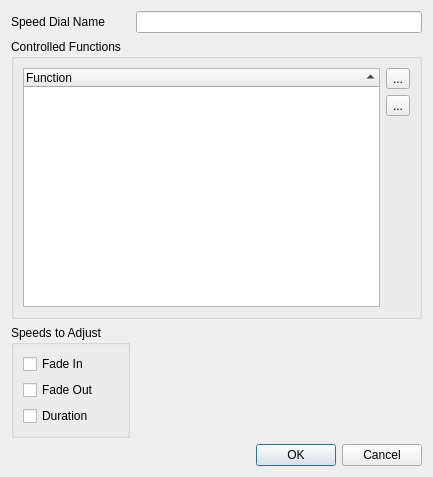
Above: trunk/ui/src/vcspeeddialproperties.ui from Bondzio/qlc before the change. Below: the same form after it.
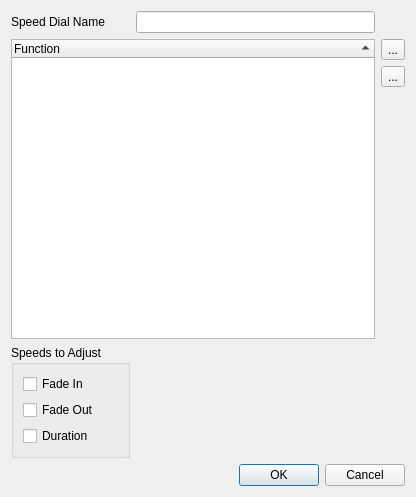
That is the form after the change. Icons and pictures are not drawn.

Commit message: Unified some dialogs' looks

The edit to the form file:
```diff
--- a/trunk/ui/src/vcspeeddialproperties.ui
+++ b/trunk/ui/src/vcspeeddialproperties.ui
@@ -6,14 +6,14 @@
    <rect>
     <x>0</x>
     <y>0</y>
-    <width>433</width>
-    <height>477</height>
+    <width>416</width>
+    <height>497</height>
    </rect>
   </property>
   <property name="windowTitle">
    <string>Speed Dial Properties</string>
   </property>
-  <layout class="QGridLayout" name="gridLayout_2">
+  <layout class="QGridLayout" name="gridLayout">
    <item row="0" column="0">
     <widget class="QLabel" name="label">
      <property name="text">
@@ -22,15 +22,13 @@
     </widget>
    </item>
    <item row="0" column="1">
-    <widget class="QLineEdit" name="m_nameEdit"/>
-   </item>
-   <item row="1" column="0" colspan="2">
-    <widget class="QGroupBox" name="m_functionGroup">
-     <property name="title">
-      <string>Controlled Functions</string>
+    <widget class="QLineEdit" name="m_nameEdit">
+     <property name="toolTip">
+      <string>Title of the dial</string>
      </property>
-     <layout class="QGridLayout" name="gridLayout">
-      <item row="0" column="0" rowspan="3">
+    </widget>
+   </item>
+   <item row="1" column="0" rowspan="3" colspan="2">
        <widget class="QTreeWidget" name="m_tree">
         <property name="alternatingRowColors">
          <bool>true</bool>
@@ -63,7 +61,7 @@
         </column>
        </widget>
       </item>
-      <item row="0" column="1">
+   <item row="1" column="2">
        <widget class="QToolButton" name="m_addButton">
         <property name="text">
          <string>...</string>
@@ -80,7 +78,7 @@
         </property>
        </widget>
       </item>
-      <item row="1" column="1">
+   <item row="2" column="2">
        <widget class="QToolButton" name="m_removeButton">
         <property name="text">
          <string>...</string>
@@ -97,23 +95,20 @@
         </property>
        </widget>
       </item>
-      <item row="2" column="1">
+   <item row="3" column="2">
        <spacer name="verticalSpacer">
         <property name="orientation">
          <enum>Qt::Vertical</enum>
         </property>
         <property name="sizeHint" stdset="0">
          <size>
-          <width>20</width>
-          <height>85</height>
+       <width>18</width>
+       <height>198</height>
          </size>
         </property>
        </spacer>
       </item>
-     </layout>
-    </widget>
-   </item>
-   <item row="2" column="0">
+   <item row="4" column="0">
     <widget class="QGroupBox" name="m_speedGroup">
      <property name="title">
       <string>Speeds to Adjust</string>
@@ -143,7 +138,7 @@
      </layout>
     </widget>
    </item>
-   <item row="2" column="1">
+   <item row="4" column="1" colspan="2">
     <spacer name="horizontalSpacer">
      <property name="orientation">
       <enum>Qt::Horizontal</enum>
@@ -156,7 +151,7 @@
      </property>
     </spacer>
    </item>
-   <item row="3" column="0" colspan="2">
+   <item row="5" column="0" colspan="3">
     <widget class="QDialogButtonBox" name="buttonBox">
      <property name="orientation">
       <enum>Qt::Horizontal</enum>
```
Left out of the diff: 18 changed lines with no effect on the pictures. Lines whose indentation alone changed are shown as unchanged. The commit also changes 3 other files.
